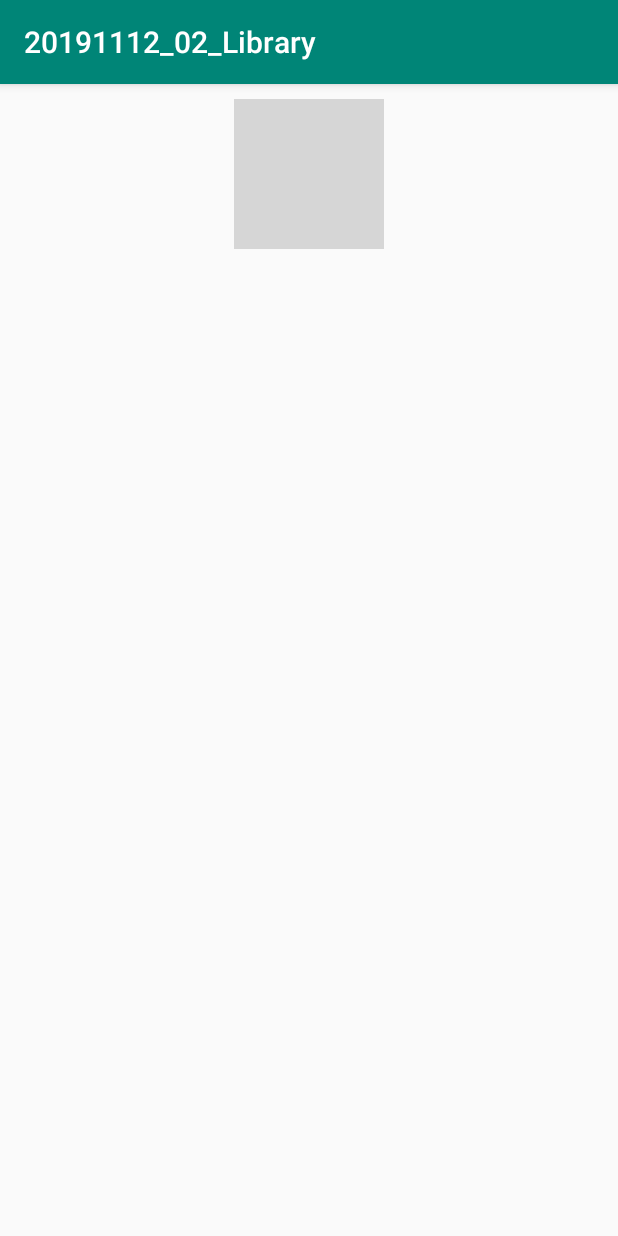
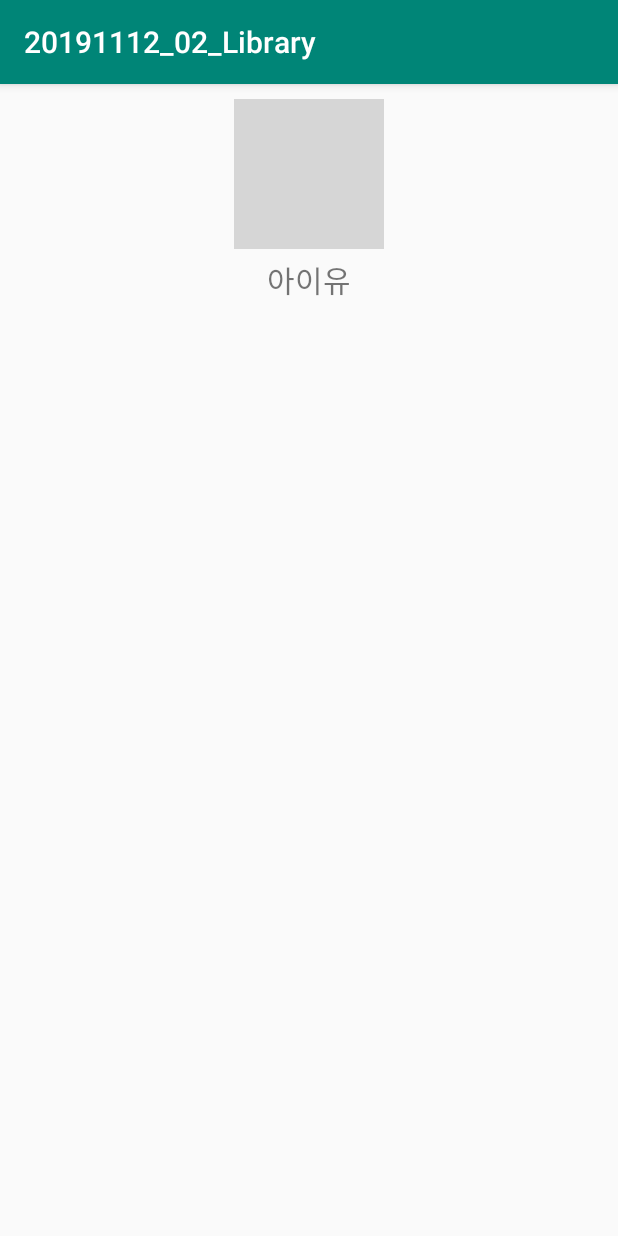
Before and after one commit to sangone88/20191112_02_Library, an Android app: the screen it shows after launch (MainActivity), on a phone screen of 412 x 824 dp. Run offline under Robolectric (Android 15) with nearby library versions, the phone set to English and light mode, and no system bars; pictures from the network do not load; grey boxes are pictures that could not be loaded.

```diff
--- a/app/src/main/res/layout/activity_main.xml
+++ b/app/src/main/res/layout/activity_main.xml
@@ -11,6 +11,7 @@
         android:layout_width="match_parent"
         android:layout_height="wrap_content"
         android:gravity="center"
+        android:orientation="vertical"
         android:padding="10dp">
 
         <ImageView
@@ -19,6 +20,13 @@
             android:layout_height="100dp"
             android:src="@mipmap/ic_launcher" />
 
+        <TextView
+            android:layout_marginTop="5dp"
+            android:layout_width="wrap_content"
+            android:layout_height="wrap_content"
+            android:text="아이유"
+            android:textSize="20sp" />
+
     </LinearLayout>
 
 
```
